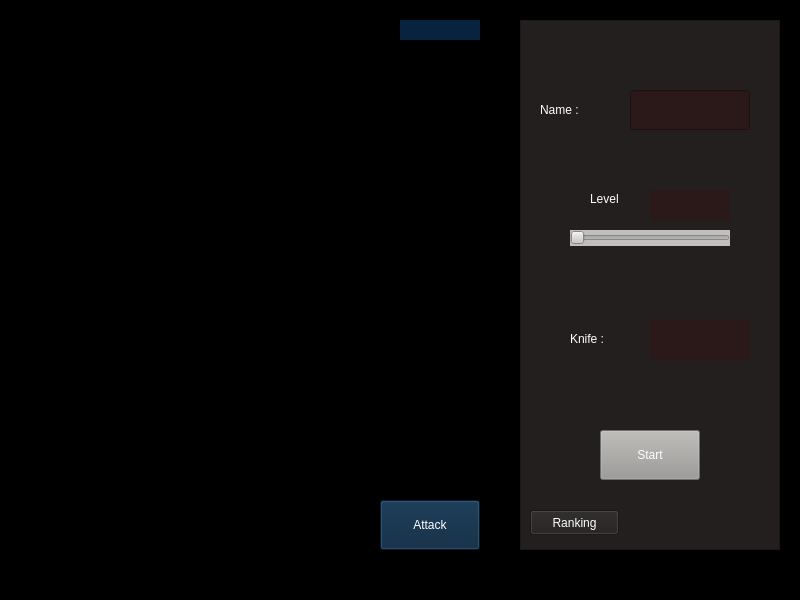
First picture: the form in QT_Project_GeunHyeongKim/mainwindow.ui, repository kgh2005/QT_Project_GeunHyeongKim, before the edit.
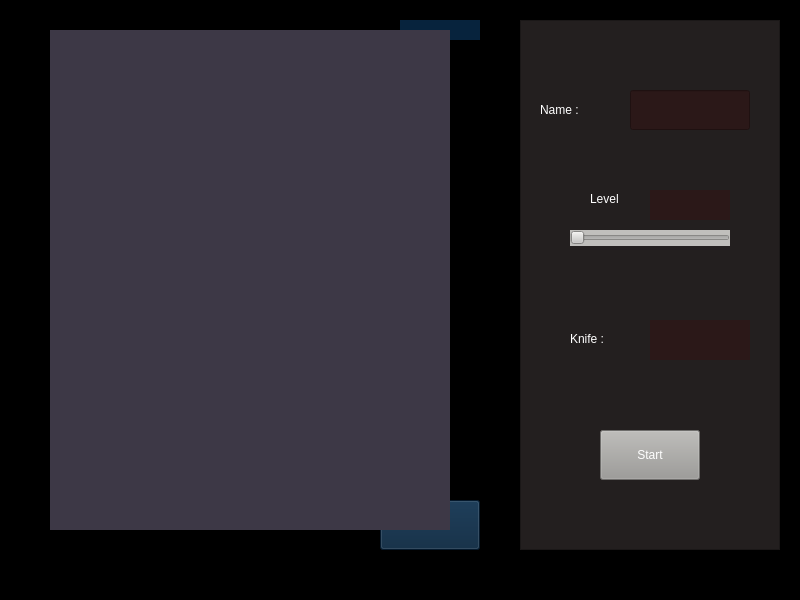
Second picture: the form after the edit. Icons and pictures are not drawn.

```diff
--- a/QT_Project_GeunHyeongKim/mainwindow.ui
+++ b/QT_Project_GeunHyeongKim/mainwindow.ui
@@ -276,22 +276,21 @@
      <string/>
     </property>
    </widget>
-   <widget class="QPushButton" name="ranking">
+   <widget class="QLabel" name="rankList">
     <property name="geometry">
      <rect>
-      <x>530</x>
-      <y>510</y>
-      <width>89</width>
-      <height>25</height>
+      <x>50</x>
+      <y>30</y>
+      <width>400</width>
+      <height>500</height>
      </rect>
     </property>
     <property name="styleSheet">
-     <string notr="true">font: 25 10pt &quot;URW Bookman&quot;;
-color: rgb(255, 255, 255);
-background-color: rgb(35, 31, 31);</string>
+     <string notr="true">color: rgb(255, 255, 255);
+background-color: rgb(61, 56, 70);</string>
     </property>
     <property name="text">
-     <string>Ranking</string>
+     <string/>
     </property>
    </widget>
   </widget>
```
